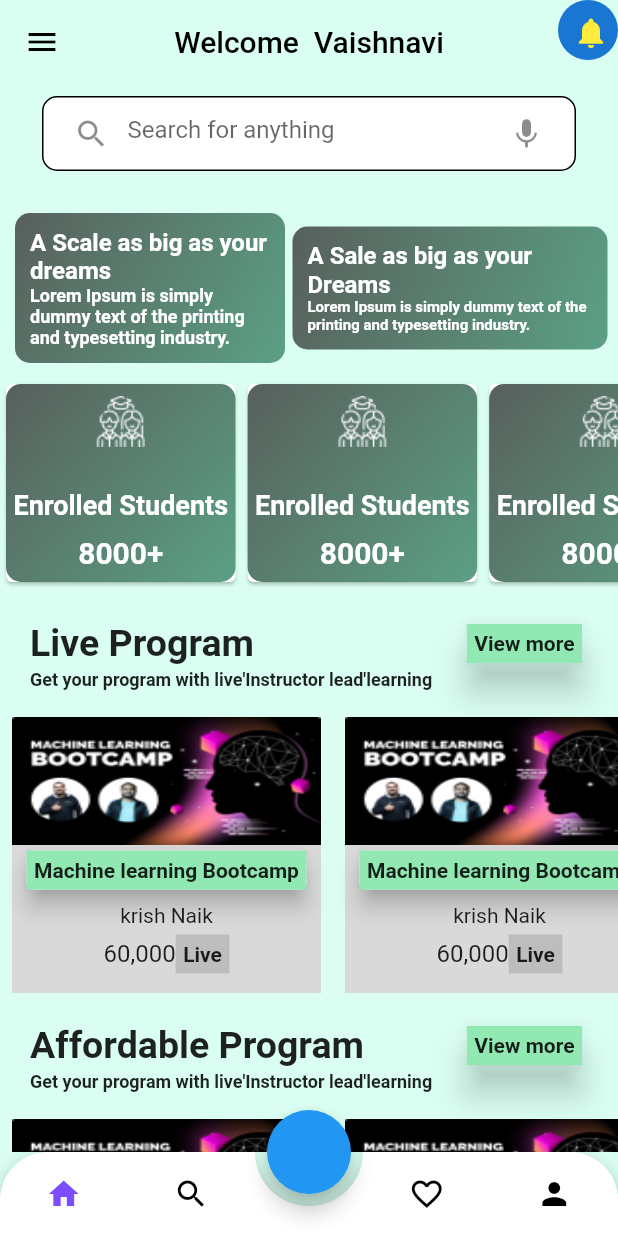
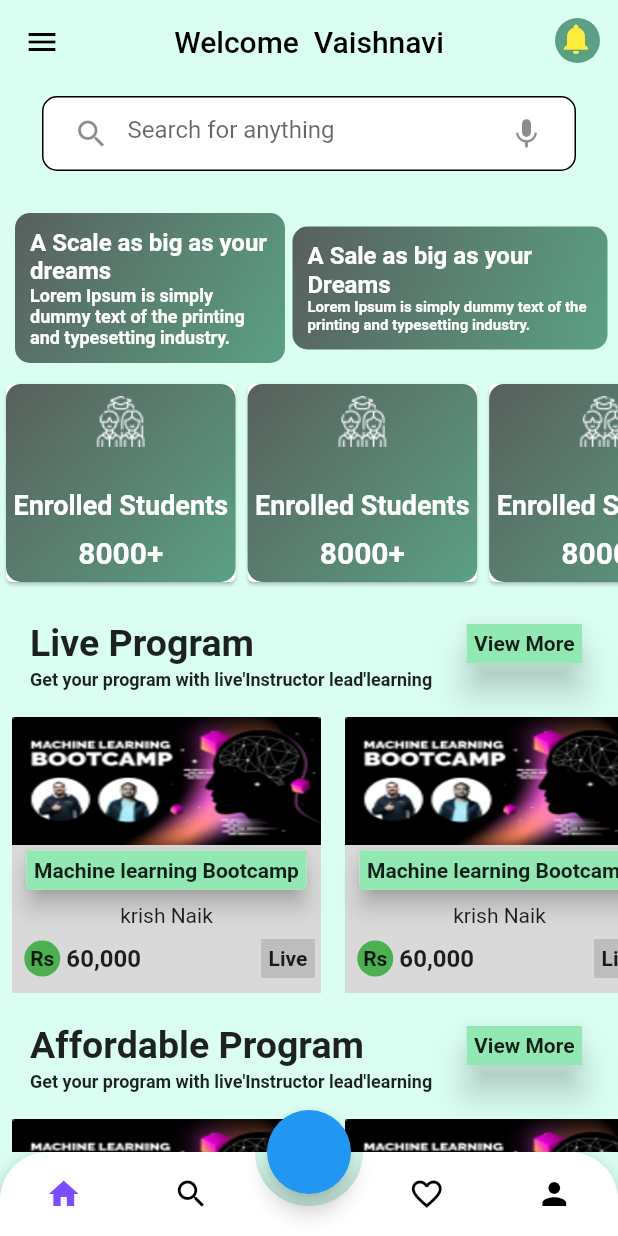
Before and after one commit to aisha06/elarmingapp, a Flutter app: the MyHomePage screen opened directly, on a phone screen of 412 x 824 dp. Run offline on Flutter 3.47's test engine with Material 2 defaults, Android fonts, the phone set to English and light mode, and no system bars; drawn by our look-alikes of animated_bottom_navigation_bar; our stand-ins replace flutter_switch, get, otp_text_field.

Commit message:
" demo ui"

```diff
--- a/lib/component/listviewprograms.dart
+++ b/lib/component/listviewprograms.dart
@@ -27,7 +27,7 @@ class listprogramView extends StatelessWidget {
                       height: 85,
                       child: ClipRect(
                           child: Image.asset('assets/images/livepic.png',
-                            fit: BoxFit.fill,)
+                            fit: BoxFit.fill,filterQuality: FilterQuality.high,)
                       )
                   ),
                   Card(elevation: 6,
@@ -42,14 +42,29 @@ class listprogramView extends StatelessWidget {
                   const SizedBox(height: 5.0,),
                   const Text("krish Naik"),
                   const SizedBox(height: 5.0,),
-                  Row(
+                  Container(
+
+                    child: Row(
                       children: [
+                        Padding(
+                          padding: const EdgeInsets.all(4.0),
+                          child: Container(
+                            decoration: BoxDecoration(
+                              color:Colors.green,
+                              shape: BoxShape.circle,
+                            ),
+                            padding: const EdgeInsets.all(4),
+                            // color:Colors.green,
+                            child: Text("Rs",style: TextStyle(fontWeight: FontWeight.bold),),
+                          ),
+                        ),
+
                         Text(
                           "60,000",
-                        style: TextStyle(fontSize: 16),
+                          style: TextStyle(fontSize: 16,fontWeight: FontWeight.bold),
                         ),
 
-
+                       const  SizedBox(width:80.0 ,),
                         Container(
                             padding: const EdgeInsets.all(5.0),
                             color:Colors.grey[400],
@@ -58,6 +73,7 @@ class listprogramView extends StatelessWidget {
                               style: TextStyle(fontWeight: FontWeight.bold),
                             ))
                       ],
+                    ),
                   ),
                 ],
               ),
--- a/lib/component/text.dart
+++ b/lib/component/text.dart
@@ -9,7 +9,7 @@ class Textform extends StatelessWidget {
   @override
   Widget build(BuildContext context) {
     return Container(
-      margin: EdgeInsets.only(left: 50.0),
+      margin: EdgeInsets.only(left: 20.0),
       child: Align(alignment: Alignment.topLeft,
           child: Text(text,
             style: TextStyle(fontWeight:FontWeight.bold),)),
--- a/lib/component/textfiledContainer.dart
+++ b/lib/component/textfiledContainer.dart
@@ -16,7 +16,7 @@ class TextfiledConatiner extends StatelessWidget {
   Widget build(BuildContext context) {
     return Container(
 
-      margin: const EdgeInsets.only(left: 30.0, right: 20.0),
+      margin: const EdgeInsets.only(left: 10.0, right: 10.0),
       child: Padding(
         padding: const EdgeInsets.only(left: 15.0, right: 15.0, bottom: 0),
         child: TextFormField(
--- a/lib/views/accountSummaryView.dart
+++ b/lib/views/accountSummaryView.dart
@@ -22,11 +22,13 @@ class AccountSummaryView extends StatelessWidget{
            return Padding(
              padding: const EdgeInsets.all(8.0),
              child: Container(
+
                width: MediaQuery.of(context).size.width/2,
                child: Row(
                  children: [
                    Image.asset("assets/images/livepic.png",fit:BoxFit.fitWidth,),
                    Container(
+                     height: 90,
 
                      color:const Color(0xFFD9D9D9),
                      child: Row(
--- a/lib/views/homeView.dart
+++ b/lib/views/homeView.dart
@@ -51,20 +51,24 @@ class _MyHomePageState extends State<MyHomePage> {
           },
         ),
         centerTitle: true,
-        title: const Text("Welcome  Vaishnavi",style: TextStyle(color: Colors.black),),
+        title: const Text("Welcome  Vaishnavi",
+          style: TextStyle(color: Colors.black),),
         backgroundColor: Colors.transparent,
         actions: <Widget>[
 
 
-      Stack(children: [
-
-
-        CircleAvatar(radius: 20.0,),
-      Positioned(top: 10,
-        left: 10.0,
+       Stack(children: [
+        Padding(
+          padding: const EdgeInsets.all(12.0),
+          child: CircleAvatar(radius: 15.0,backgroundColor:  Color(0xFF5BA084),),
+        ),
+      Positioned(top: 14,
+        left: 14.0,
         child: Icon(Icons.notifications,
           color: Colors.yellow,),
-      )])
+      )
+      ]
+      )
         ],
        // backgroundColor: Colors.white,
         elevation: 0.00,
--- a/lib/views/homescrrenView.dart
+++ b/lib/views/homescrrenView.dart
@@ -198,7 +198,7 @@ class Homescreen extends StatelessWidget {Homescreen({
                         padding: const EdgeInsets.all(5.0),
                         color:const  Color(0xFF91E8B2),
 
-                        child:const Text("View more",
+                        child:const Text("View More",
                           style: TextStyle(fontWeight: FontWeight.bold),
                         )),
                   ),
@@ -241,7 +241,7 @@ class Homescreen extends StatelessWidget {Homescreen({
                         padding: const EdgeInsets.all(5.0),
                         color:const  Color(0xFF91E8B2),
 
-                        child:const Text("View more",
+                        child:const Text("View More",
                           style: TextStyle(fontWeight: FontWeight.bold),
                         )),
                   ),
@@ -284,7 +284,7 @@ class Homescreen extends StatelessWidget {Homescreen({
                         padding: const EdgeInsets.all(5.0),
                         color:const  Color(0xFF91E8B2),
 
-                        child:const Text("View more",
+                        child:const Text("View More",
                           style: TextStyle(fontWeight: FontWeight.bold),
                         )),
                   ),
--- a/lib/views/profilescreen_View.dart
+++ b/lib/views/profilescreen_View.dart
@@ -138,7 +138,7 @@ buildContext) {
     padding: const EdgeInsets.all(8),
     itemCount:4,
     itemBuilder: (BuildContext context, int index) {
-      List itemlist2 =["Dwnload Option","Video Play back Option","Account Summary","About E-education"];
+      List itemlist2 =["Download Option","Video Play back Option","Account Summary","About E-education"];
       List Iconlist2=[Icons.download,Icons.video_call,Icons.account_balance,Icons.share
       ];
 
--- a/lib/views/signupView.dart
+++ b/lib/views/signupView.dart
@@ -97,6 +97,11 @@ class SignupView extends StatelessWidget {
                 passwordController: _passwordController,
                 hinttext: 'Password', labeltext: 'Enter your Password',),
               const SizedBox(
+                height: 20.0,
+              ),
+              Textform(text:'rePassword:'),
+
+              const SizedBox(
                 height: 10.0,
               ),
               TextfiledConatiner(
```
Also changed, not shown: lib/component/gridvirepage.dart (+7 -3 lines), lib/main.dart (+5 -10 lines), lib/views/forgetView.dart (+4 -4 lines), lib/views/loginView.dart (+30 -29 lines), lib/views/otpVerifyView.dart (+5 -3 lines), lib/views/payment_pay_view.dart (added, +178 -0 lines), lib/views/payment_type_View.dart (+43 -33 lines), lib/views/wishlistScreen_View.dart (+3 -8 lines), assets/images/phonepe-logo-icon 2.png (added). Lines whose indentation alone changed are shown as unchanged.
